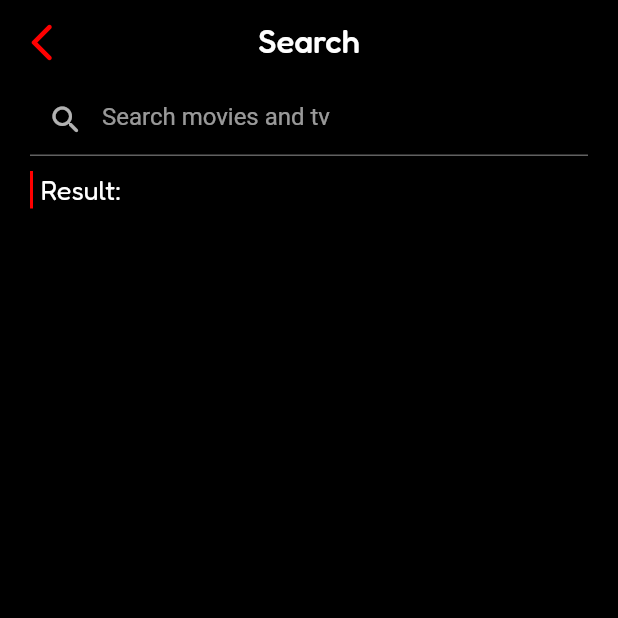
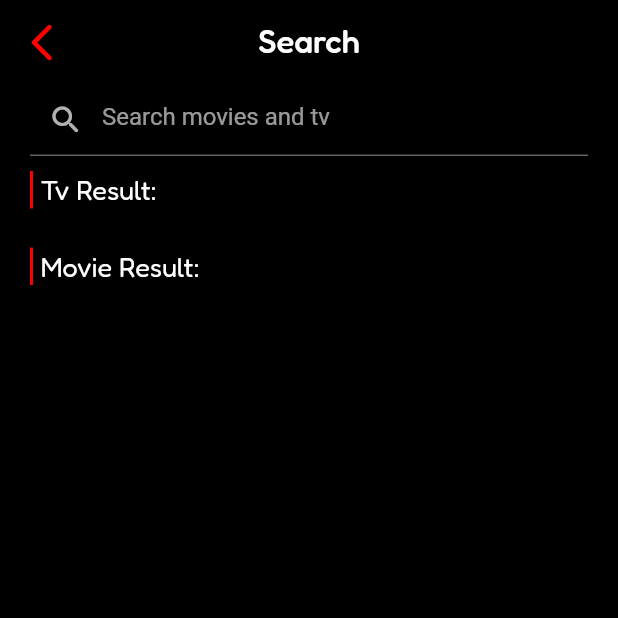
Before and after one commit to nerufuyo/gomuflix, a Flutter app: the GomuflixSearchScreen screen opened by its route, on a phone screen of 412 x 824 dp, the top half of it. Run offline on Flutter 3.47's test engine with Material 2 defaults, Android fonts, the phone set to English and light mode, and no system bars; our stand-ins replace bloc, cached_network_image, dartz, equatable, flutter_bloc, flutter_rating_bar and 4 more; accounts and stored records are empty; network calls fail.

Commit message:
add movie and tv search bloc

```diff
--- a/lib/injection.dart
+++ b/lib/injection.dart
@@ -42,6 +42,8 @@ void init() {
 
   locator.registerFactory(
       () => GomuMovieWatchlistBloc(locator(), locator(), locator(), locator()));
+
+  locator.registerFactory(() => GomuMovieSearchBloc(locator()));
 
   // use case
   locator.registerLazySingleton(() => GetGomuflixMovieListCase(locator()));
--- a/lib/main.dart
+++ b/lib/main.dart
@@ -58,6 +58,9 @@ class MyApp extends StatelessWidget {
         ),
         BlocProvider(
           create: (_) => di.locator<GomuMovieWatchlistBloc>(),
+        ),
+        BlocProvider(
+          create: (_) => di.locator<GomuMovieSearchBloc>(),
         ),
       ],
       child: MaterialApp(
--- a/module/gomucore/lib/presentation/screen/gomu_search_screen.dart
+++ b/module/gomucore/lib/presentation/screen/gomu_search_screen.dart
@@ -1,9 +1,8 @@
 import 'package:flutter/material.dart';
 import 'package:flutter_bloc/flutter_bloc.dart';
 import 'package:gomucore/gomucore.dart';
+import 'package:gomumovie/gomumovie.dart';
 import 'package:gomutv/gomutv.dart';
-import 'package:gomumovie/gomumovie.dart';
-import 'package:provider/provider.dart';
 
 class GomuflixSearchScreen extends StatelessWidget {
   static const routeName = '/gomuflix-search-screen';
@@ -44,6 +43,9 @@ class GomuflixSearchScreen extends StatelessWidget {
                 context.read<GomuTvSearchBloc>().add(
                       GomuTvSearchEventSearch(query),
                     );
+                context.read<GomuMovieSearchBloc>().add(
+                      GomuMovieSearchEventSearch(query),
+                    );
               },
             ),
             const ContentDivider(),
@@ -54,7 +56,7 @@ class GomuflixSearchScreen extends StatelessWidget {
                     const TitleRedLine(),
                     const TitleDivider(),
                     Text(
-                      'Result: ',
+                      'Tv Result: ',
                       style: subTitleText,
                     ),
                     Text(
@@ -73,7 +75,9 @@ class GomuflixSearchScreen extends StatelessWidget {
                     child: CircularProgressIndicator(),
                   );
                 } else if (state is GomuTvSearchLoaded) {
-                  return Expanded(
+                  return Container(
+                    height: MediaQuery.of(context).size.height * 0.36,
+                    child: Expanded(
                       child: ListView.builder(
                         padding: const EdgeInsets.all(8),
                         itemBuilder: (context, index) {
@@ -81,6 +85,7 @@ class GomuflixSearchScreen extends StatelessWidget {
                               state.results[index]);
                         },
                         itemCount: state.results.length,
+                      ),
                     ),
                   );
                 } else if (state is GomuTvSearchInitial) {
@@ -95,6 +100,57 @@ class GomuflixSearchScreen extends StatelessWidget {
                   return Container();
                 }
               },
+            ),
+            Column(
+              children: [
+                Row(
+                  children: [
+                    const TitleRedLine(),
+                    const TitleDivider(),
+                    Text(
+                      'Movie Result: ',
+                      style: subTitleText,
+                    ),
+                    Text(
+                      textController.text,
+                      style: subTitleText,
+                    )
+                  ],
+                ),
+              ],
+            ),
+            BlocBuilder<GomuMovieSearchBloc, GomuMovieSearchState>(
+              builder: (context, state) {
+                if (state is GomuMovieSearchLoading) {
+                  return Center(
+                    child: CircularProgressIndicator(),
+                  );
+                } else if (state is GomuMovieSearchLoaded) {
+                  return Container(
+                    height: MediaQuery.of(context).size.height * 0.36,
+                    child: Expanded(
+                      child: ListView.builder(
+                        padding: const EdgeInsets.all(8),
+                        itemBuilder: (context, index) {
+                          return GomuflixMovieContentCardWidget(
+                              state.results[index]);
+                        },
+                        itemCount: state.results.length,
+                      ),
+                    ),
+                  );
+                } else if (state is GomuMovieSearchInitial) {
+                  return Center(
+                    child: Text(state.message),
+                  );
+                } else if (state is GomuMovieSearchError) {
+                  return Center(
+                    child: Text(state.message),
+                  );
+                } else {
+                  return Container();
+                }
+              },
             )
           ],
         ),
--- a/module/gomucore/lib/presentation/screen/gomu_watchlist_screen.dart
+++ b/module/gomucore/lib/presentation/screen/gomu_watchlist_screen.dart
@@ -3,7 +3,6 @@ import 'package:flutter_bloc/flutter_bloc.dart';
 import 'package:gomucore/gomucore.dart';
 import 'package:gomumovie/gomumovie.dart';
 import 'package:gomutv/gomutv.dart';
-import 'package:provider/provider.dart';
 
 class GomuflixWatchlistScreen extends StatefulWidget {
   const GomuflixWatchlistScreen({Key? key}) : super(key: key);
--- a/module/gomumovie/lib/gomumovie.dart
+++ b/module/gomumovie/lib/gomumovie.dart
@@ -19,6 +19,7 @@ export 'package:gomumovie/domain/repositories/gomu_movie_repository.dart';
 export 'package:gomumovie/presentation/bloc/gomu_movie_list_bloc/gomu_movie_list_bloc.dart';
 export 'package:gomumovie/presentation/bloc/gomu_movie_detail_bloc/gomu_movie_detail_bloc.dart';
 export 'package:gomumovie/presentation/bloc/gomu_movie_watchlist_bloc/gomu_movie_watchlist_bloc.dart';
+export 'package:gomumovie/presentation/bloc/gomu_movie_search_bloc/gomu_movie_search_bloc.dart';
 
 // Screen
 export 'package:gomumovie/presentation/screen/gomu_movie_detail_screen.dart';
--- /dev/null
+++ b/module/gomumovie/lib/presentation/bloc/gomu_movie_search_bloc/gomu_movie_search_bloc.dart
@@ -0,0 +1,40 @@
+import 'package:bloc/bloc.dart';
+import 'package:equatable/equatable.dart';
+import 'package:gomumovie/gomumovie.dart';
+import 'package:meta/meta.dart';
+import 'package:rxdart/rxdart.dart';
+
+part 'gomu_movie_search_event.dart';
+part 'gomu_movie_search_state.dart';
+
+class GomuMovieSearchBloc
+    extends Bloc<GomuMovieSearchEvent, GomuMovieSearchState> {
+  final SearchGomuflixMovie searchGomuflixMovieCase;
+
+  GomuMovieSearchBloc(this.searchGomuflixMovieCase)
+      : super(GomuMovieSearchInitial('')) {
+    // Initialize
+    on<GomuMovieSearchEventSearch>(
+      (event, emit) async {
+        emit(GomuMovieSearchLoading());
+
+        // Declarate Variable
+        final result = await searchGomuflixMovieCase.execute(event.query);
+
+        // Check Result
+        result.fold((failure) => emit(GomuMovieSearchError(failure.message)),
+            (success) {
+          emit(GomuMovieSearchLoaded(success));
+          if (success.isEmpty) {
+            emit(GomuMovieSearchInitial('No Result'));
+          }
+        });
+      },
+      transformer: debounce(const Duration(milliseconds: 500)),
+    );
+  }
+}
+
+EventTransformer<MyEvent> debounce<MyEvent>(Duration duration) {
+  return (events, mapper) => events.debounceTime(duration).flatMap(mapper);
+}
--- /dev/null
+++ b/module/gomumovie/lib/presentation/bloc/gomu_movie_search_bloc/gomu_movie_search_event.dart
@@ -0,0 +1,18 @@
+part of 'gomu_movie_search_bloc.dart';
+
+@immutable
+abstract class GomuMovieSearchEvent extends Equatable {
+  GomuMovieSearchEvent();
+
+  @override
+  List<Object> get props => [];
+}
+
+class GomuMovieSearchEventSearch extends GomuMovieSearchEvent {
+  final String query;
+
+  GomuMovieSearchEventSearch(this.query);
+
+  @override
+  List<Object> get props => [query];
+}
--- /dev/null
+++ b/module/gomumovie/lib/presentation/bloc/gomu_movie_search_bloc/gomu_movie_search_state.dart
@@ -0,0 +1,42 @@
+part of 'gomu_movie_search_bloc.dart';
+
+@immutable
+abstract class GomuMovieSearchState extends Equatable {
+  GomuMovieSearchState();
+
+  @override
+  List<Object> get props => [];
+}
+
+// Initial state
+class GomuMovieSearchInitial extends GomuMovieSearchState {
+  final String message;
+
+  GomuMovieSearchInitial(this.message);
+
+  @override
+  List<Object> get props => [message];
+}
+
+// Loading state
+class GomuMovieSearchLoading extends GomuMovieSearchState {}
+
+// Error state
+class GomuMovieSearchError extends GomuMovieSearchState {
+  final String message;
+
+  GomuMovieSearchError(this.message);
+
+  @override
+  List<Object> get props => [message];
+}
+
+// Loaded state
+class GomuMovieSearchLoaded extends GomuMovieSearchState {
+  final List<GomuflixMovieEntity> results;
+
+  GomuMovieSearchLoaded(this.results);
+
+  @override
+  List<Object> get props => [results];
+}
--- a/module/gomumovie/lib/presentation/bloc/gomu_movie_watchlist_bloc/gomu_movie_watchlist_bloc.dart
+++ b/module/gomumovie/lib/presentation/bloc/gomu_movie_watchlist_bloc/gomu_movie_watchlist_bloc.dart
@@ -2,7 +2,6 @@ import 'package:bloc/bloc.dart';
 import 'package:equatable/equatable.dart';
 import 'package:gomumovie/domain/entities/gomu_movie_entity.dart';
 import 'package:gomumovie/domain/usecases/get_gomu_movie_watchlist.dart';
-import 'package:gomutv/domain/usecase/get_gomu_tv_watchlist_case.dart';
 import 'package:meta/meta.dart';
 
 part 'gomu_movie_watchlist_event.dart';
--- a/module/gomumovie/lib/presentation/screen/gomu_movie_detail_screen.dart
+++ b/module/gomumovie/lib/presentation/screen/gomu_movie_detail_screen.dart
@@ -1,8 +1,6 @@
 import 'package:flutter_bloc/flutter_bloc.dart';
-import 'package:gomucore/gomucore.dart';
 import 'package:flutter/material.dart';
 import 'package:gomumovie/gomumovie.dart';
-import 'package:provider/provider.dart';
 
 class GomuflixMovieDetailScreen extends StatefulWidget {
   static const routeName = '/detail-movie';
--- a/module/gomumovie/lib/presentation/widget/gomu_movie_content_detail_widget.dart
+++ b/module/gomumovie/lib/presentation/widget/gomu_movie_content_detail_widget.dart
@@ -4,7 +4,6 @@ import 'package:flutter_bloc/flutter_bloc.dart';
 import 'package:flutter_rating_bar/flutter_rating_bar.dart';
 import 'package:gomucore/gomucore.dart';
 import 'package:gomumovie/gomumovie.dart';
-import 'package:provider/provider.dart';
 
 class GomuflixMovieDetailWidget extends StatelessWidget {
   final GomuflixMovieDetailEntity movie;
@@ -129,7 +128,8 @@ class GomuflixMovieDetailWidget extends StatelessWidget {
                                     );
                                   }
                                   return Container(
-                                    height: 240,
+                                    height: MediaQuery.of(context).size.height *
+                                        0.4,
                                     child: ListView.builder(
                                       scrollDirection: Axis.horizontal,
                                       itemBuilder: (context, index) {
@@ -177,6 +177,7 @@ class GomuflixMovieDetailWidget extends StatelessWidget {
                                                   style: nameText,
                                                   overflow:
                                                       TextOverflow.ellipsis,
+                                                  maxLines: 1,
                                                 ),
                                                 Text(
                                                   recommendations[index]
--- a/module/gomumovie/pubspec.yaml
+++ b/module/gomumovie/pubspec.yaml
@@ -25,6 +25,8 @@ dependencies:
   get_it: ^7.2.0
   bloc: ^8.0.0
   flutter_bloc: ^8.0.1
+  rxdart: ^0.27.4
+
 
 dev_dependencies:
   bloc_test: ^9.0.3
--- a/module/gomutv/lib/presentation/bloc/gomu_tv_search_bloc/gomu_tv_search_state.dart
+++ b/module/gomutv/lib/presentation/bloc/gomu_tv_search_bloc/gomu_tv_search_state.dart
@@ -1,7 +1,7 @@
 part of 'gomu_tv_search_bloc.dart';
 
 @immutable
-abstract class GomuTvSearchState {
+abstract class GomuTvSearchState extends Equatable {
   GomuTvSearchState();
 
   @override
--- a/module/gomutv/lib/presentation/widget/gomu_tv_content_detail_widget.dart
+++ b/module/gomutv/lib/presentation/widget/gomu_tv_content_detail_widget.dart
@@ -142,7 +142,8 @@ class GomuflixTvDetailWidget extends StatelessWidget {
                                   }
 
                                   return Container(
-                                    height: 240,
+                                    height: MediaQuery.of(context).size.height *
+                                        0.4,
                                     child: ListView.builder(
                                       scrollDirection: Axis.horizontal,
                                       itemBuilder: (context, index) {
@@ -190,6 +191,7 @@ class GomuflixTvDetailWidget extends StatelessWidget {
                                                   style: nameText,
                                                   overflow:
                                                       TextOverflow.ellipsis,
+                                                  maxLines: 1,
                                                 ),
                                                 Text(
                                                   recommendations[index]
```
Lines whose indentation alone changed are shown as unchanged.
